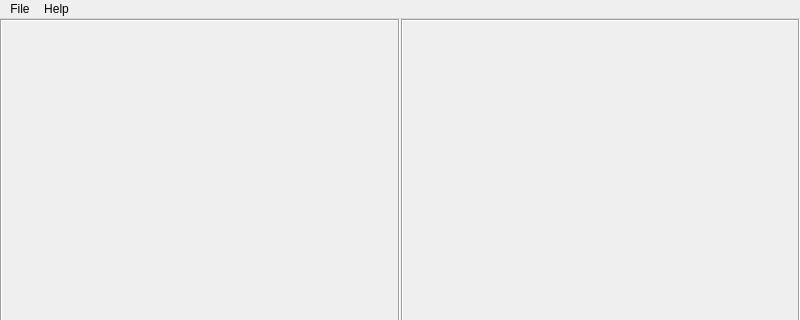
Before: the Qt Designer form Tools/OctreeFarm/MainWindow.ui in krre/origin, drawn with Qt 5; both pictures show x 0 to 800 and y 0 to 320 of the 800 by 600 pixel window.
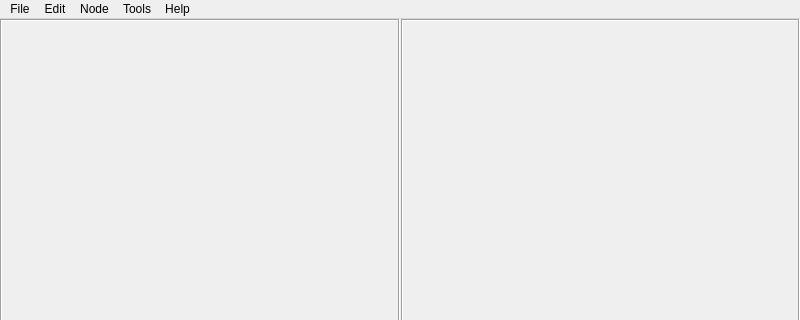
After: the same form once the commit is applied.

Commit message: OctreeFarm: Add menu actions

```diff
--- a/Tools/OctreeFarm/MainWindow.ui
+++ b/Tools/OctreeFarm/MainWindow.ui
@@ -79,7 +79,7 @@
      <x>0</x>
      <y>0</y>
      <width>800</width>
-     <height>21</height>
+     <height>22</height>
     </rect>
    </property>
    <widget class="QMenu" name="menuFile">
@@ -93,7 +93,37 @@
     </property>
     <addaction name="actionAbout"/>
    </widget>
+   <widget class="QMenu" name="menuEdit">
+    <property name="title">
+     <string>Edit</string>
+    </property>
+    <addaction name="actionUndo"/>
+    <addaction name="actionRedo"/>
+    <addaction name="separator"/>
+    <addaction name="actionCopy"/>
+    <addaction name="actionPaste"/>
+   </widget>
+   <widget class="QMenu" name="menuNode">
+    <property name="title">
+     <string>Node</string>
+    </property>
+    <addaction name="actionDeselect"/>
+    <addaction name="actionSplit"/>
+    <addaction name="actionMerge"/>
+    <addaction name="actionAddForward"/>
+    <addaction name="actionAddBack"/>
+    <addaction name="actionDelete"/>
+   </widget>
+   <widget class="QMenu" name="menuTools">
+    <property name="title">
+     <string>Tools</string>
+    </property>
+    <addaction name="actionOptions"/>
+   </widget>
    <addaction name="menuFile"/>
+   <addaction name="menuEdit"/>
+   <addaction name="menuNode"/>
+   <addaction name="menuTools"/>
    <addaction name="menuHelp"/>
   </widget>
   <action name="actionAbout">
```
Left out of the diff: 128 changed lines with no effect on the pictures. The commit also changes 2 other files.
